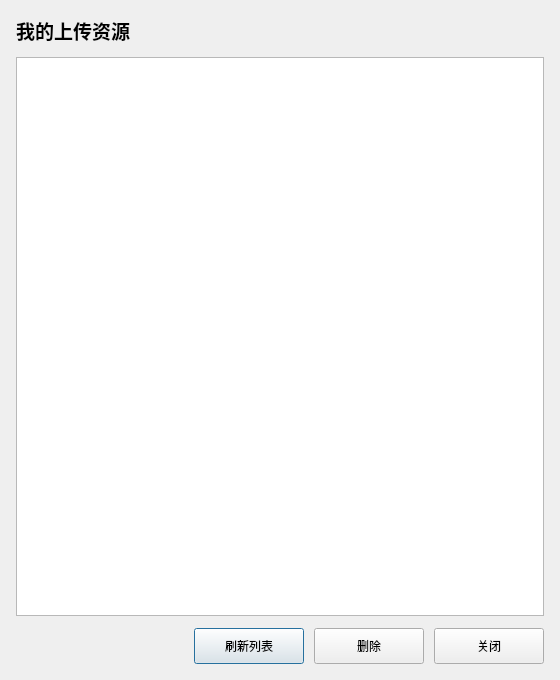
The window that client/myuploaddialog.ui (lingsiling/XiangYueAPP) describes before a commit, drawn with Qt 5.
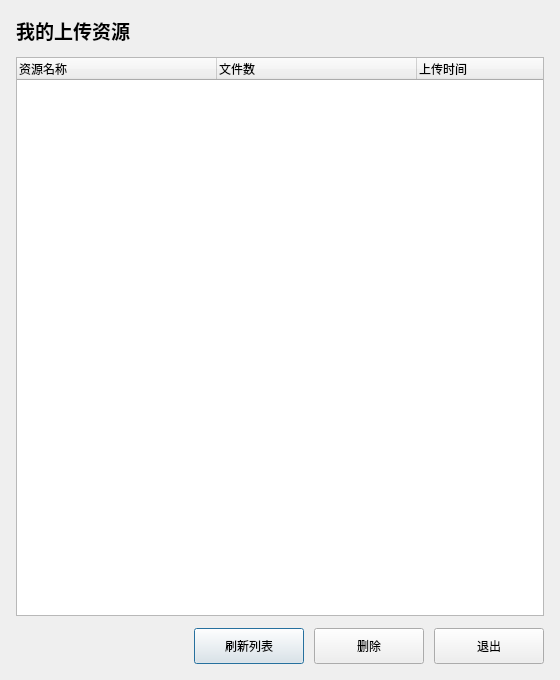
The same window after the commit.

Commit message: 完成我的上传界面以及其刷新列表，删除我的上传资源和退出功能

```diff
--- a/client/myuploaddialog.ui
+++ b/client/myuploaddialog.ui
@@ -46,16 +46,40 @@
     </widget>
    </item>
    <item>
-    <widget class="QListWidget" name="listWidgetUploads">
+    <widget class="QTreeWidget" name="treeWidgetUploads">
+     <property name="rootIsDecorated">
+      <bool>false</bool>
+     </property>
      <property name="alternatingRowColors">
       <bool>true</bool>
      </property>
      <property name="selectionMode">
       <enum>QAbstractItemView::SelectionMode::SingleSelection</enum>
      </property>
-     <property name="uniformItemSizes">
-      <bool>true</bool>
+     <property name="columnCount">
+      <number>3</number>
      </property>
+     <attribute name="headerDefaultSectionSize">
+      <number>200</number>
+     </attribute>
+     <attribute name="headerStretchLastSection">
+      <bool>true</bool>
+     </attribute>
+     <column>
+      <property name="text">
+       <string>资源名称</string>
+      </property>
+     </column>
+     <column>
+      <property name="text">
+       <string>文件数</string>
+      </property>
+     </column>
+     <column>
+      <property name="text">
+       <string>上传时间</string>
+      </property>
+     </column>
     </widget>
    </item>
    <item>
@@ -111,7 +135,7 @@
         </size>
        </property>
        <property name="text">
-        <string>关闭</string>
+        <string>退出</string>
        </property>
       </widget>
      </item>
```
The commit also changes 15 other files.
